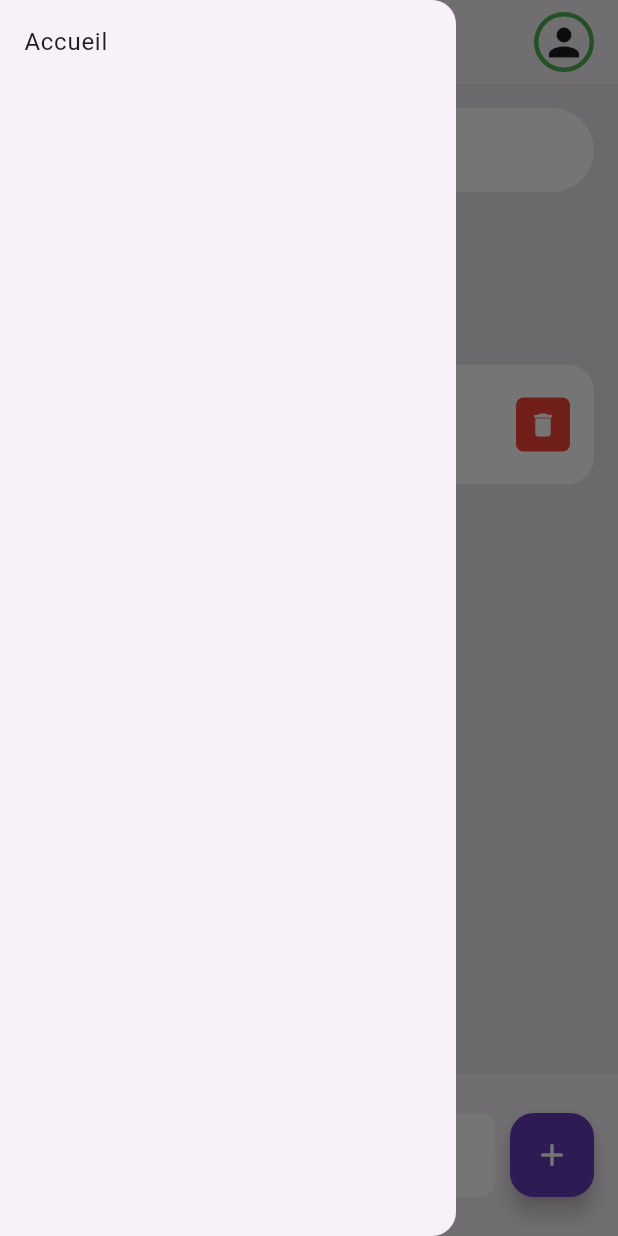
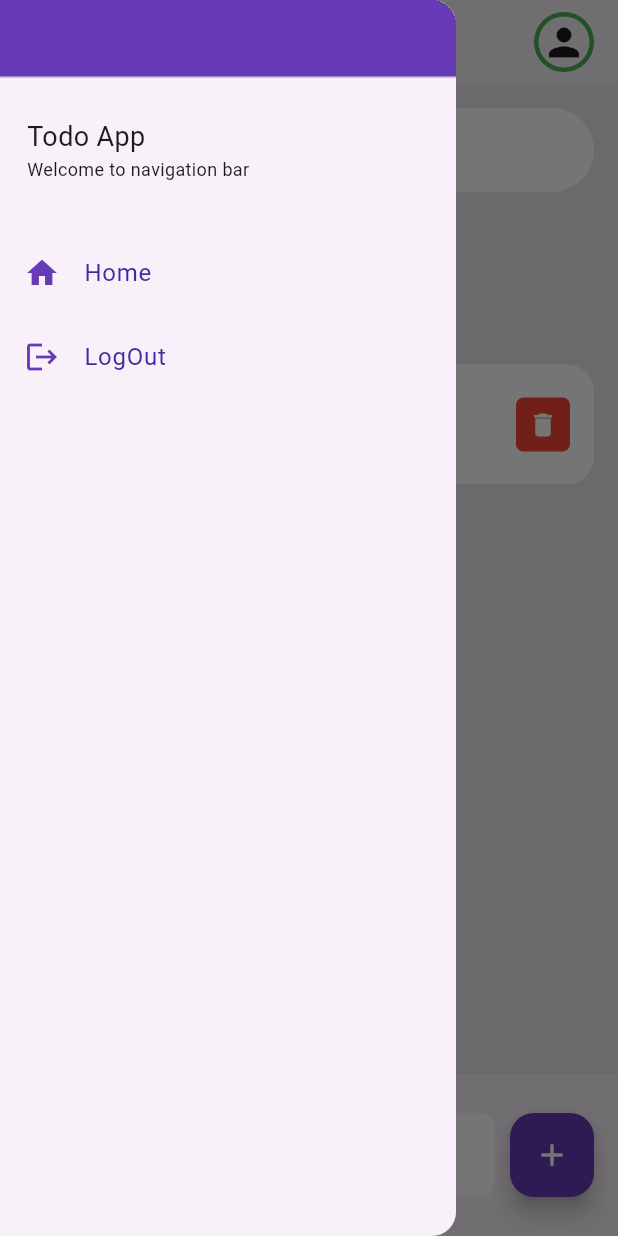
Before and after one commit to Mury05/flutter_todo_app, a Flutter app: the MyHomePage screen opened by its route, with the side drawer open, on a phone screen of 412 x 824 dp. Run offline on Flutter 3.47's test engine with Material 3 defaults, Android fonts, the phone set to English and light mode, and no system bars; Roboto replaces fonts that are missing (Arial).

Commit message:
Restructuring of our drawer

```diff
--- a/lib/screen/home.dart
+++ b/lib/screen/home.dart
@@ -48,7 +48,75 @@ class _MyHomePageState extends State<MyHomePage> {
     return Scaffold(
       drawer: Drawer(
         child: ListView(
-          children: [ListTile(title: Text("Accueil"))],
+          padding: const EdgeInsets.all(0),
+          children: [
+            SizedBox(
+              height: 60,
+              child: const DrawerHeader(
+                decoration: BoxDecoration(
+                  color: Colors.deepPurple,
+                ), //BoxDecoration
+                child: Text(''),
+              ),
+            ),
+            Padding(
+              padding: const EdgeInsets.all(18.0),
+              child: Column(
+                crossAxisAlignment: CrossAxisAlignment.start,
+                children: [
+                  Text(
+                    'Todo App ',
+                    style: TextStyle(fontSize: 18),
+                  ),
+                  Text(
+                    'Welcome to navigation bar',
+                    style: TextStyle(fontSize: 12),
+                  ),
+                ],
+              ),
+            ),
+            SizedBox(
+              height: 15,
+            ),
+            ListTile(
+              hoverColor:
+                  const Color.fromARGB(255, 176, 145, 230),
+              leading: const Icon(
+                Icons.home,
+                color: Colors.deepPurple,
+              ),
+              title: Text(
+                'Home',
+                style: TextStyle(
+                  color: Colors.deepPurple[800],
+
+                ),
+              ),
+
+              onTap: () {
+                Navigator.pop(context);
+              },
+            ),
+            ListTile(
+              hoverColor:
+                  const Color.fromARGB(255, 176, 145, 230),
+              leading: const Icon(
+                Icons.logout,
+                color: Colors.deepPurple,
+              ),
+              title: Text(
+                'LogOut',
+                style: TextStyle(
+                  color: Colors.deepPurple[800],
+
+                ),
+              ),
+
+              onTap: () {
+                Navigator.pushNamed(context, '/');
+              },
+            ),
+          ],
         ),
       ),
       appBar: AppBar(
```
